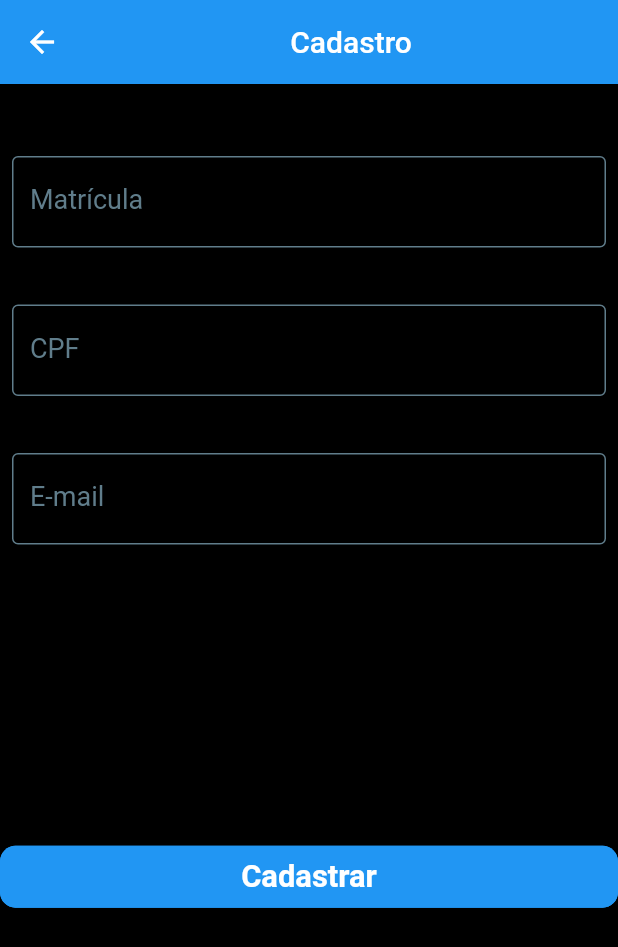
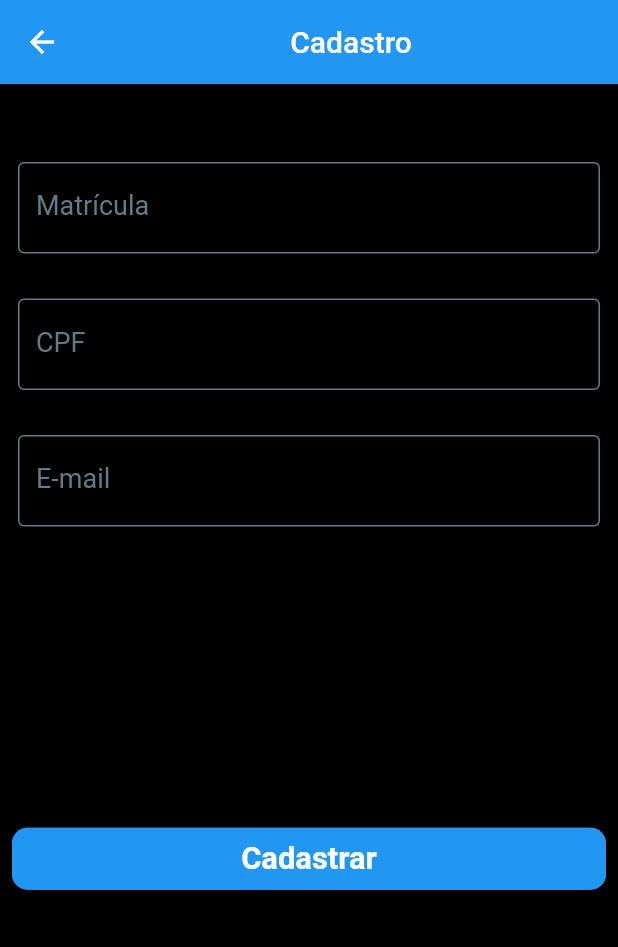
Before and after one commit to BernardoOliveira1/client_register_app, a Flutter app: the screen it shows after launch, after a tap on "CADASTRAR", on a phone screen of 412 x 824 dp. Shown: the top 947 px of the screen. Run offline on Flutter 3.47's test engine with Material 2 defaults, Android fonts, the phone set to English and light mode, and no system bars; our stand-ins replace another_flushbar, cloud_firestore, dartz, firebase_core, flutter_hooks, freezed_annotation and 3 more; accounts and stored records are empty.

Commit message:
refact: improves ui feedback

```diff
--- a/lib/application/register_controller.dart
+++ b/lib/application/register_controller.dart
@@ -15,9 +15,9 @@ class RegisterController extends GetxController {
   final cpf = Rxn<CPF>();
   final email = Rxn<Email>();
   final registrationCode = Rxn<RegistrationCode>();
-  final cpfTextEditingController = TextEditingController();
-  final emailTextEditingController = TextEditingController();
-  final registrationCodeTextEditingController = TextEditingController();
+  final cpfTextEditingController = Rx(TextEditingController());
+  final emailTextEditingController = Rx(TextEditingController());
+  final registrationCodeTextEditingController = Rx(TextEditingController());
   final showCPFValueFailure = RxBool(false);
   final showEmailValueFailure = RxBool(false);
   final showRegistrationCodeValueFailure = RxBool(false);
@@ -39,9 +39,9 @@ class RegisterController extends GetxController {
     cpf.value = null;
     email.value = null;
     registrationCode.value = null;
-    cpfTextEditingController.clear();
-    emailTextEditingController.clear();
-    registrationCodeTextEditingController.clear();
+    cpfTextEditingController.value.clear();
+    emailTextEditingController.value.clear();
+    registrationCodeTextEditingController.value.clear();
     showMessage(Get.context!,
         title: 'Operação Bem Sucedida',
         message: 'Cliente adicionado ao banco de dados',
--- a/lib/presentation/pages/home_page.dart
+++ b/lib/presentation/pages/home_page.dart
@@ -10,8 +10,9 @@ class HomePage extends StatelessWidget {
     final mediaQuery = MediaQuery.of(context);
     return Scaffold(
       backgroundColor: Colors.black,
+      resizeToAvoidBottomInset: false,
       appBar: AppBar(
-        title: const Text('Home'),
+        title: const Center(child: Text('Home')),
       ),
       body: SafeArea(
         child: Padding(
--- a/lib/presentation/pages/register_page.dart
+++ b/lib/presentation/pages/register_page.dart
@@ -23,6 +23,8 @@ class RegisterPage extends HookWidget {
       ),
       backgroundColor: Colors.black,
       body: SafeArea(
+        child: Padding(
+          padding: const EdgeInsets.all(8.0),
           child: Column(
             mainAxisAlignment: MainAxisAlignment.start,
             mainAxisSize: MainAxisSize.max,
@@ -32,7 +34,6 @@ class RegisterPage extends HookWidget {
               ),
               Obx(
                 () => RegisterTextField(
-                initialValue: '',
                   labelText: 'Matrícula',
                   hintText: 'Digite a Matrícula',
                   maxLength: 5,
@@ -41,26 +42,27 @@ class RegisterPage extends HookWidget {
                     LengthLimitingTextInputFormatter(5),
                     FilteringTextInputFormatter.allow(RegExp(r'[0-9]')),
                   ],
-                controller: _controller.registrationCodeTextEditingController,
+                  controller:
+                      _controller.registrationCodeTextEditingController.value,
                   onChanged: (value) => _controller.registrationCode.value =
                       RegistrationCode.fromSafeString(value),
                   onFieldSubmitted: (_) {
                     _controller.showRegistrationCodeValueFailure.value = true;
                   },
-                validator: (_) => _controller.registrationCode.value != null
+                  validator: _controller.registrationCode.value != null
                       ? _controller.registrationCode.value!.value.fold(
-                        (f) => f.toString(),
+                          (f) => 'Deve conter 5 dígitos',
                           (_) => null,
                         )
                       : null,
-                autoValidate: _controller.showRegistrationCodeValueFailure.value
+                  autoValidate:
+                      _controller.showRegistrationCodeValueFailure.value
                           ? AutovalidateMode.always
                           : AutovalidateMode.disabled,
                 ),
               ),
               Obx(
                 () => RegisterTextField(
-                initialValue: '',
                   labelText: 'CPF',
                   hintText: 'Digite o CPF',
                   maxLength: 11,
@@ -69,15 +71,15 @@ class RegisterPage extends HookWidget {
                     FilteringTextInputFormatter.allow(RegExp(r'[0-9]')),
                   ],
                   keyboardType: TextInputType.number,
-                controller: _controller.cpfTextEditingController,
+                  controller: _controller.cpfTextEditingController.value,
                   onChanged: (value) =>
                       _controller.cpf.value = CPF.fromSafeString(value),
                   onFieldSubmitted: (_) {
                     _controller.showCPFValueFailure.value = true;
                   },
-                validator: (_) => _controller.cpf.value != null
+                  validator: _controller.cpf.value != null
                       ? _controller.cpf.value!.value.fold(
-                        (f) => f.toString(),
+                          (f) => 'Deve conter 11 dígitos',
                           (_) => null,
                         )
                       : null,
@@ -88,20 +90,20 @@ class RegisterPage extends HookWidget {
               ),
               Obx(
                 () => RegisterTextField(
-                initialValue: '',
                   labelText: 'E-mail',
                   hintText: 'Digite o E-mail',
                   maxLength: 50,
                   keyboardType: TextInputType.emailAddress,
-                controller: _controller.emailTextEditingController,
+                  controller: _controller.emailTextEditingController.value,
                   onChanged: (value) =>
                       _controller.email.value = Email.fromSafeString(value),
                   onFieldSubmitted: (_) {
                     _controller.showEmailValueFailure.value = true;
                   },
-                validator: (_) => _controller.email.value != null
+                  validator: _controller.email.value != null
                       ? _controller.email.value!.value.fold(
-                        (f) => f.toString(),
+                          (f) =>
+                              'Deve conter um email válido. Ex: josesilva@gmail.com',
                           (_) => null,
                         )
                       : null,
@@ -131,7 +133,6 @@ class RegisterPage extends HookWidget {
                     ),
                     onPressed: () async {
                       _controller.finishRegister();
-                    _controller.registrationCodeTextEditingController.clear();
                     },
                     child: SizedBox(
                       height: mediaQuery.size.width * 0.1,
@@ -157,6 +158,7 @@ class RegisterPage extends HookWidget {
             ],
           ),
         ),
+      ),
     );
   }
 }
--- a/lib/presentation/widgets/register_text_field.dart
+++ b/lib/presentation/widgets/register_text_field.dart
@@ -13,7 +13,6 @@ class RegisterTextField extends HookWidget {
       required this.onFieldSubmitted,
       required this.autoValidate,
       required this.keyboardType,
-      required this.initialValue,
       this.inputFormatters,
       Key? key})
       : super(key: key);
@@ -21,9 +20,8 @@ class RegisterTextField extends HookWidget {
   final String labelText;
   final String hintText;
   final int maxLength;
-  final String initialValue;
   final void Function(String)? onChanged;
-  final String? Function(String?)? validator;
+  final String? validator;
   final void Function(String)? onFieldSubmitted;
   final TextEditingController controller;
   final AutovalidateMode autoValidate;
@@ -33,13 +31,11 @@ class RegisterTextField extends HookWidget {
   @override
   Widget build(BuildContext context) {
     return Padding(
-      padding: const EdgeInsets.all(8.0),
-      child: TextFormField(
-        initialValue: initialValue,
-        controller: null,
+      padding: const EdgeInsets.all(4),
+      child: TextField(
+        controller: controller,
         focusNode: null,
         inputFormatters: inputFormatters,
-        autovalidateMode: autoValidate,
         keyboardType: keyboardType,
         textCapitalization: TextCapitalization.sentences,
         style: const TextStyle(
@@ -68,16 +64,29 @@ class RegisterTextField extends HookWidget {
           hintStyle: const TextStyle(
             color: Colors.blueGrey,
           ),
+          errorText: validator,
+          errorStyle: const TextStyle(
+            color: Colors.red,
+          ),
+          errorBorder: const OutlineInputBorder(
+            borderSide: BorderSide(
+              color: Colors.red,
+              width: 1,
+            ),
+          ),
+          focusedErrorBorder: const OutlineInputBorder(
+            borderSide: BorderSide(
+              color: Colors.red,
+              width: 1,
+            ),
+          ),
         ),
         maxLength: maxLength,
         onChanged: (value) {
           onChanged!(value);
         },
-        onFieldSubmitted: (_) {
+        onSubmitted: (_) {
           onFieldSubmitted;
-        },
-        validator: (_) {
-          validator!(_);
         },
       ),
     );
```
Also changed, not shown: lib/presentation/widgets/edition_dialog.dart (+9 -11 lines). Lines whose indentation alone changed are shown as unchanged.
